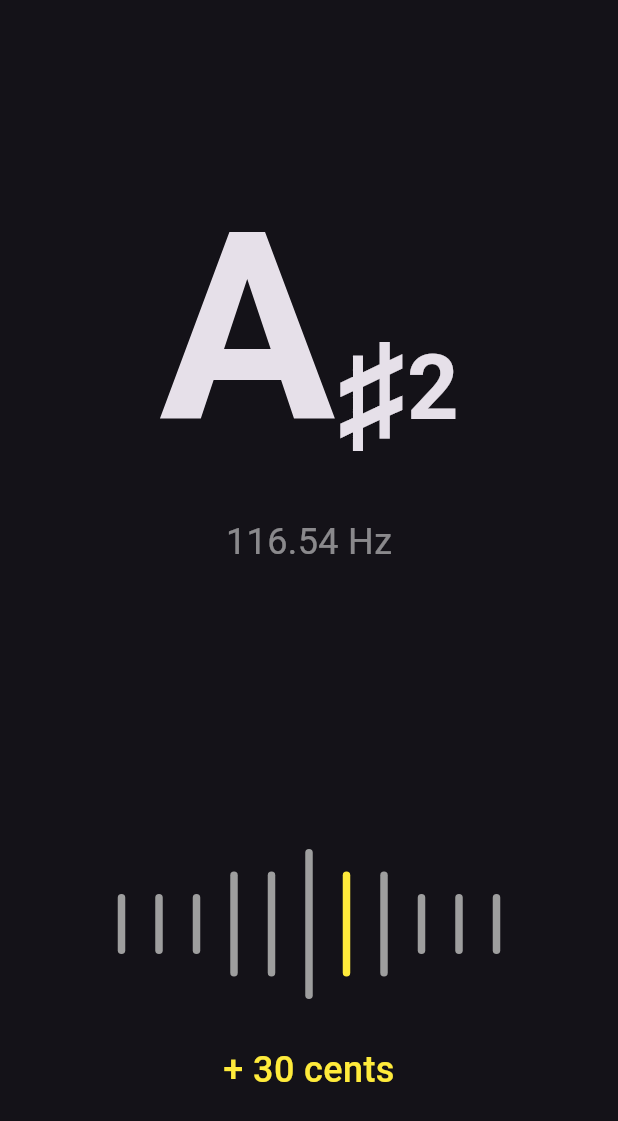
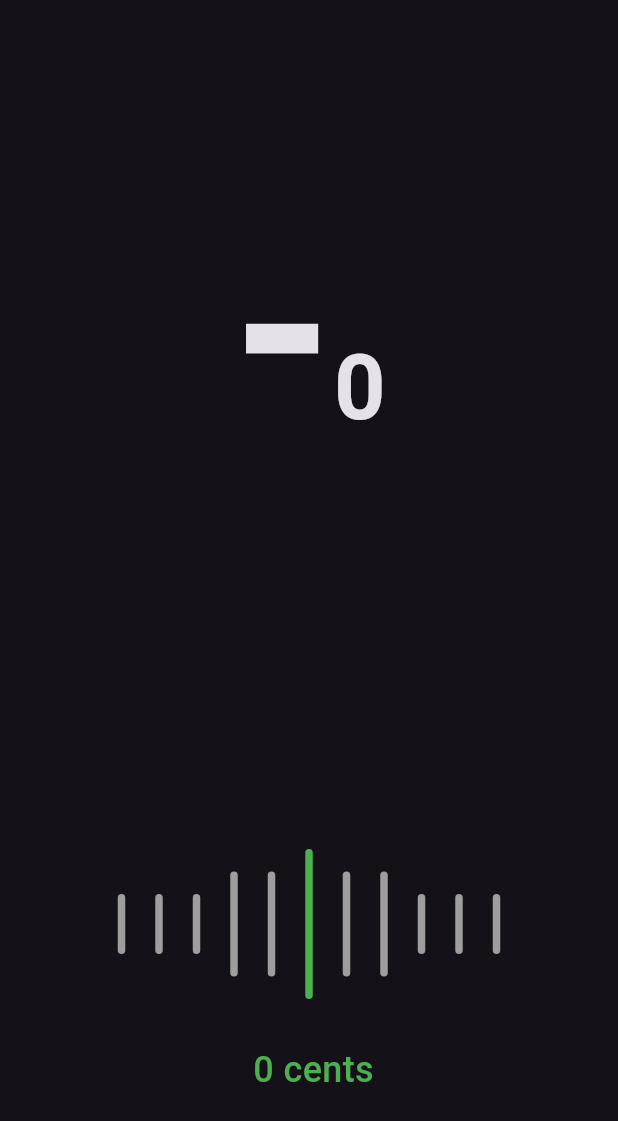
Before and after one commit to silverlightning926/noteworthy, a Flutter app: the screen it shows after launch, on a phone screen of 412 x 824 dp. Shown: the top 1121 px of the screen. Run offline on Flutter 3.47's test engine with Material 3 defaults, Android fonts, the phone set to English and light mode, and no system bars; our stand-ins replace go_router; missing offline and left inert: buffered_list_stream, pitch_detector_dart, record.

```diff
--- a/lib/components/note_indicator.dart
+++ b/lib/components/note_indicator.dart
@@ -6,12 +6,11 @@ class NoteIndicator extends StatelessWidget {
   final Notes note;
   final int octave;
 
-  NoteIndicator({
+  const NoteIndicator({
     super.key,
     required this.note,
     required this.octave,
-  }) : assert(
-            octave >= 0 && octave < note.frequencies.length, "Invalid octave");
+  }) : assert(octave >= 0 && octave <= 8, "Octave must be between 0 and 8");
 
   @override
   Widget build(BuildContext context) {
@@ -46,7 +45,7 @@ class NoteIndicator extends StatelessWidget {
           ],
         ),
         Text(
-          "${note.frequencies[octave]} Hz",
+          note != Notes.none ? "${note.frequencies[octave]} Hz" : "",
           style: TextStyle(
             fontSize: 24,
             fontWeight: FontWeight.w400,
--- a/lib/routes/home_route.dart
+++ b/lib/routes/home_route.dart
@@ -2,9 +2,21 @@ import 'package:flutter/material.dart';
 import 'package:noteworthy/components/note_indicator.dart';
 import 'package:noteworthy/components/tuning_indicator.dart';
 import 'package:noteworthy/models/notes.dart';
+import 'package:noteworthy/services/audio_service.dart';
 
-class HomeRoute extends StatelessWidget {
+class HomeRoute extends StatefulWidget {
   const HomeRoute({super.key});
+
+  @override
+  State<HomeRoute> createState() => _HomeRouteState();
+}
+
+class _HomeRouteState extends State<HomeRoute> {
+  @override
+  void dispose() {
+    super.dispose();
+    stopRecording();
+  }
 
   @override
   Widget build(BuildContext context) {
@@ -13,19 +25,39 @@ class HomeRoute extends StatelessWidget {
         padding: const EdgeInsets.symmetric(
           horizontal: 16,
         ),
-        child: Column(
+        child: StreamBuilder(
+            stream: getNoteStream(),
+            builder: (context, snapshot) {
+              if (snapshot.hasData) {
+                return Column(
                   mainAxisAlignment: MainAxisAlignment.spaceAround,
                   crossAxisAlignment: CrossAxisAlignment.center,
                   children: [
                     NoteIndicator(
-              note: Notes.aSharp,
-              octave: 2,
+                      note: snapshot.data['note'],
+                      octave: snapshot.data['octave'],
                     ),
-            const TuningIndicator(
-              cents: 30,
+                    TuningIndicator(
+                      cents: snapshot.data['centsDeviation'],
                     ),
                   ],
+                );
+              } else {
+                return const Column(
+                  mainAxisAlignment: MainAxisAlignment.spaceAround,
+                  crossAxisAlignment: CrossAxisAlignment.center,
+                  children: [
+                    NoteIndicator(
+                      note: Notes.none,
+                      octave: 0,
                     ),
+                    TuningIndicator(
+                      cents: 0,
+                    ),
+                  ],
+                );
+              }
+            }),
       ),
     );
   }
--- a/pubspec.yaml
+++ b/pubspec.yaml
@@ -8,12 +8,14 @@ environment:
   sdk: ^3.5.2
 
 dependencies:
+  buffered_list_stream: ^1.3.0
   easy_rich_text: ^2.1.0
   flutter:
     sdk: flutter
 
   go_router: ^14.2.7
-
+  pitch_detector_dart: ^0.0.7
+  record: ^5.1.2
 
 dev_dependencies:
   flutter_test:
```
Also changed, not shown: lib/models/notes.dart (+39 -0 lines), lib/services/audio_service.dart (added, +55 -0 lines), pubspec.lock, 4 other files. Lines whose indentation alone changed are shown as unchanged.
